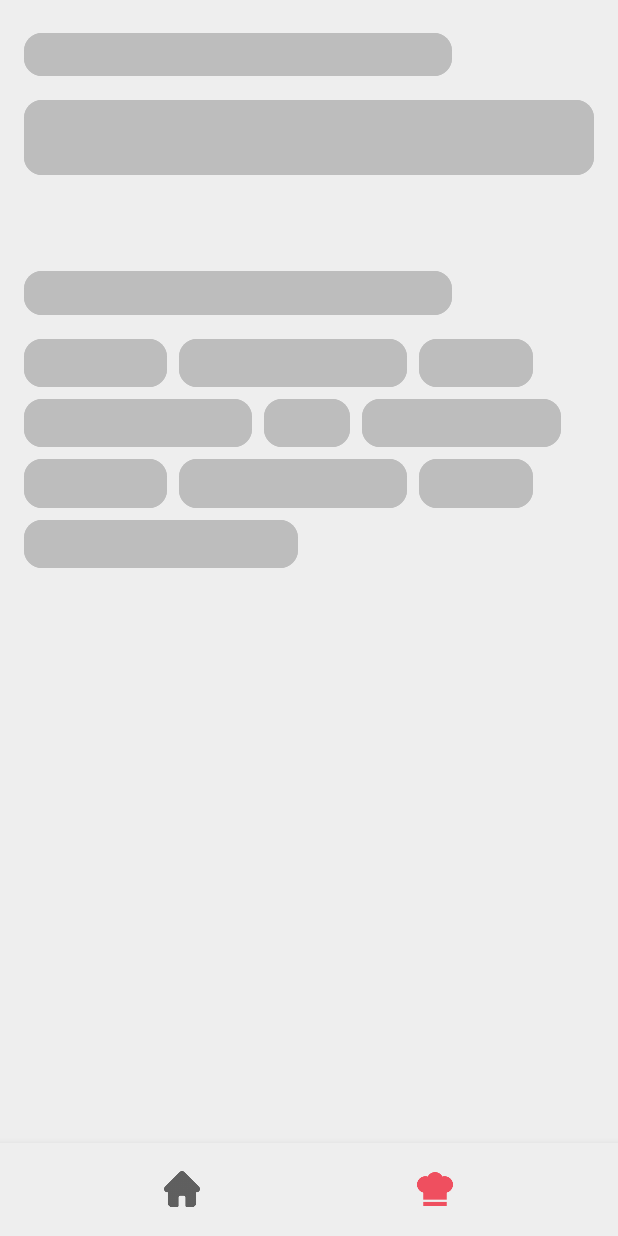
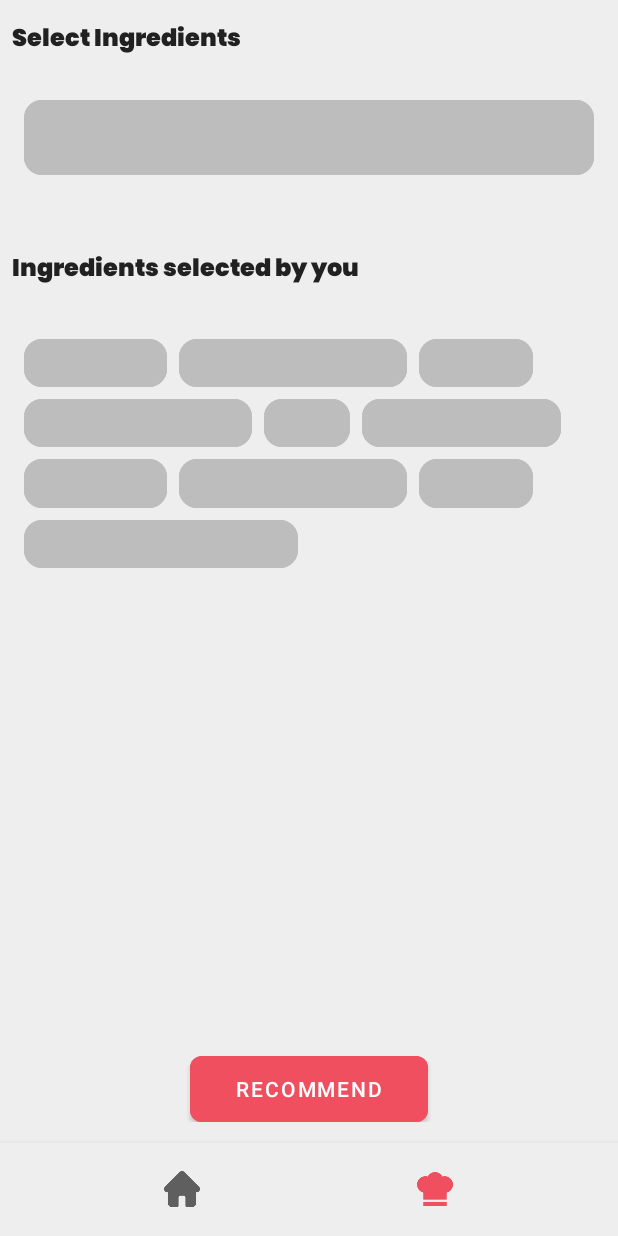
Before and after one commit to shashankcuber/Cookflix-HackElite, an Android app: the CookFragment screen opened through its navigation route, on a phone screen of 412 x 824 dp. Run offline under Robolectric (Android 15) with nearby library versions, the light colour scheme and no system bars; our stand-ins replace Dagger/Hilt's generated code, Shimmer, navigation-ui; network calls fail; pictures from the network do not load; 2 statements that could not run were skipped.

Commit message:
Integrating ingredients api

```diff
--- a/app/src/main/java/com/android/ranit/cookflix/data/model/response/IngredientResponse.kt
+++ b/app/src/main/java/com/android/ranit/cookflix/data/model/response/IngredientResponse.kt
@@ -4,5 +4,5 @@ import com.google.gson.annotations.SerializedName
 
 data class IngredientResponse(
     @SerializedName("Ingredient_list")
-    val ingredientList: List<String>?
+    val ingredientList: List<String>
 )
--- a/app/src/main/java/com/android/ranit/cookflix/presentation/ui/fragment/CookFragment.kt
+++ b/app/src/main/java/com/android/ranit/cookflix/presentation/ui/fragment/CookFragment.kt
@@ -5,6 +5,7 @@ import android.util.Log
 import android.view.LayoutInflater
 import android.view.View
 import android.view.ViewGroup
+import android.widget.AdapterView.OnItemClickListener
 import android.widget.ArrayAdapter
 import android.widget.Toast
 import androidx.fragment.app.Fragment
@@ -52,6 +53,12 @@ class CookFragment : Fragment() {
         initRecyclerView()
         fetchDataFromNetwork()
         attachObserver()
+        attachListeners()
+    }
+
+    override fun onDestroyView() {
+        super.onDestroyView()
+        mSelectedIngredientsList.clear()
     }
 
     private fun initRecyclerView() {
@@ -59,7 +66,7 @@ class CookFragment : Fragment() {
         mBinding.rvIngredients.apply {
             adapter = mIngredientsAdapter
             layoutManager = StaggeredGridLayoutManager(
-                3,
+                2,
                 LinearLayoutManager.HORIZONTAL
             )
         }
@@ -77,6 +84,11 @@ class CookFragment : Fragment() {
                 State.LOADING -> {
                     mBinding.shimmerIngredients.visibility = View.VISIBLE
                     mBinding.shimmerIngredients.startShimmer()
+
+                    mBinding.tvHeader.visibility = View.INVISIBLE
+                    mBinding.acIngredients.visibility = View.INVISIBLE
+                    mBinding.tvSelectedIngredients.visibility = View.INVISIBLE
+                    mBinding.rvIngredients.visibility = View.INVISIBLE
                 }
 
                 State.SUCCESS -> {
@@ -84,25 +96,30 @@ class CookFragment : Fragment() {
                     mBinding.shimmerIngredients.visibility = View.GONE
 
                     mBinding.tvHeader.visibility = View.VISIBLE
-                    //mBinding.autoCompleteIngredient.visibility = View.VISIBLE
+                    mBinding.acIngredients.visibility = View.VISIBLE
                     mBinding.tvSelectedIngredients.visibility = View.VISIBLE
                     mBinding.rvIngredients.visibility = View.VISIBLE
 
+                    lateinit var acAdapter: ArrayAdapter<String>
                     it.data?.let { data ->
-                        //mIngredientsList = data.ingredientList.toList()
-                        Log.d(fragmentTag, "RRG attachObserver() called with: mIngredientsList size = ${data.ingredientList?.size}")
+                        mIngredientsList = data.ingredientList.toList()
+                        acAdapter = ArrayAdapter(
+                            requireContext(),
+                            R.layout.item_autocomplete,
+                            R.id.tv_item_autocomplete,
+                            mIngredientsList
+                        )
                     }
-
-                    // TODO: Adding selected item into ingredient list onClick
-                    mIngredientsAdapter.setData(mSelectedIngredientsList)
+                    mBinding.acIngredients.threshold = 2
+                    mBinding.acIngredients.setAdapter(acAdapter)
                 }
 
                 State.ERROR -> {
                     mBinding.shimmerIngredients.visibility = View.GONE
-                    mBinding.tvHeader.visibility = View.VISIBLE
-                    //mBinding.autoCompleteIngredient.visibility = View.VISIBLE
-                    mBinding.tvSelectedIngredients.visibility = View.VISIBLE
-                    mBinding.rvIngredients.visibility = View.VISIBLE
+                    mBinding.tvHeader.visibility = View.INVISIBLE
+                    mBinding.acIngredients.visibility = View.INVISIBLE
+                    mBinding.tvSelectedIngredients.visibility = View.INVISIBLE
+                    mBinding.rvIngredients.visibility = View.INVISIBLE
 
                     it.message?.let { message ->
                         Toast.makeText(
@@ -116,4 +133,22 @@ class CookFragment : Fragment() {
         }
     }
 
+    private fun attachListeners() {
+        Log.d(fragmentTag, "attachListeners() called")
+        mBinding.acIngredients.onItemClickListener =
+            OnItemClickListener { parent, _, position, _ ->
+                val selection = parent.getItemAtPosition(position) as String
+
+                // Update adapter
+                if (selection.isNotEmpty()) {
+                    mSelectedIngredientsList.add(selection)
+                    mIngredientsAdapter.setData(mSelectedIngredientsList)
+                }
+            }
+
+        mBinding.btnRecommend.setOnClickListener {
+
+        }
+    }
+
 }
--- a/app/src/main/res/layout/fragment_cook.xml
+++ b/app/src/main/res/layout/fragment_cook.xml
@@ -26,21 +26,18 @@
         style="@style/Text.Header.Poppins.16"
         android:text="@string/select_ingredients"
         app:layout_constraintStart_toStartOf="parent"
-        app:layout_constraintTop_toTopOf="parent"
-        android:visibility="invisible"/>
+        app:layout_constraintTop_toTopOf="parent" />
 
-<!--    <AutoCompleteTextView-->
-<!--        android:id="@+id/auto_complete_ingredient"-->
-<!--        android:layout_width="match_parent"-->
-<!--        android:layout_height="@dimen/dp_0"-->
-<!--        android:layout_marginTop="@dimen/dp_16"-->
-<!--        app:layout_constraintHeight_percent="0.07"-->
-<!--        android:ems="5"-->
-<!--        android:hint="@string/select_ingredients_from_the_dropdown"-->
-<!--        app:layout_constraintStart_toStartOf="parent"-->
-<!--        app:layout_constraintEnd_toEndOf="parent"-->
-<!--        app:layout_constraintTop_toBottomOf="@id/tv_header"-->
-<!--        android:visibility="invisible"/>-->
+    <AutoCompleteTextView
+        android:id="@+id/ac_ingredients"
+        android:layout_width="match_parent"
+        android:layout_height="@dimen/dp_0"
+        android:layout_marginTop="@dimen/dp_16"
+        app:layout_constraintHeight_percent="0.07"
+        android:maxEms="5"
+        android:hint="@string/select_ingredients_from_the_dropdown"
+        app:layout_constraintStart_toStartOf="parent"
+        app:layout_constraintTop_toBottomOf="@id/tv_header" />
 
         <TextView
             android:id="@+id/tv_selected_ingredients"
@@ -50,8 +47,7 @@
             android:text="@string/selected_ingredients"
             android:layout_marginTop="@dimen/dp_64"
             app:layout_constraintStart_toStartOf="parent"
-        app:layout_constraintTop_toBottomOf="@id/auto_complete_ingredient"
-        android:visibility="invisible"/>
+            app:layout_constraintTop_toBottomOf="@id/ac_ingredients" />
 
         <androidx.recyclerview.widget.RecyclerView
             android:id="@+id/rv_ingredients"
@@ -60,7 +56,18 @@
             android:layout_marginTop="@dimen/dp_16"
             app:layout_constraintTop_toBottomOf="@id/tv_selected_ingredients"
             app:layout_constraintStart_toStartOf="parent"
+            app:layout_constraintEnd_toEndOf="parent" />
+
+    <Button
+        android:id="@+id/btn_recommend"
+        android:layout_width="@dimen/dp_0"
+        android:layout_height="@dimen/dp_0"
+        android:text="@string/recommend"
+        android:background="@drawable/bg_drawable_ingredient"
+        app:layout_constraintWidth_percent="0.4"
+        app:layout_constraintHeight_percent="0.06"
+        app:layout_constraintStart_toStartOf="parent"
         app:layout_constraintEnd_toEndOf="parent"
-        android:visibility="invisible"/>
+        app:layout_constraintBottom_toBottomOf="parent"/>
 
     </androidx.constraintlayout.widget.ConstraintLayout>
--- a/app/src/main/res/layout/item_ingredient.xml
+++ b/app/src/main/res/layout/item_ingredient.xml
@@ -2,6 +2,8 @@
 <androidx.constraintlayout.widget.ConstraintLayout xmlns:android="http://schemas.android.com/apk/res/android"
     android:layout_width="wrap_content"
     android:layout_height="wrap_content"
+    android:layout_marginBottom="@dimen/dp_4"
+    android:layout_marginEnd="@dimen/dp_2"
     xmlns:app="http://schemas.android.com/apk/res-auto"
     xmlns:tools="http://schemas.android.com/tools">
 
--- a/app/src/main/res/values/strings.xml
+++ b/app/src/main/res/values/strings.xml
@@ -10,4 +10,5 @@
     <string name="select_ingredients">Select Ingredients</string>
     <string name="selected_ingredients">Ingredients selected by you</string>
     <string name="select_ingredients_from_the_dropdown">Select ingredients from the dropdown</string>
+    <string name="recommend">Recommend</string>
 </resources>
```
Also changed, not shown: app/src/main/res/layout/item_autocomplete.xml (added, +49 -0 lines), app/src/main/res/values/themes.xml (+10 -0 lines). Lines whose indentation alone changed are shown as unchanged.
